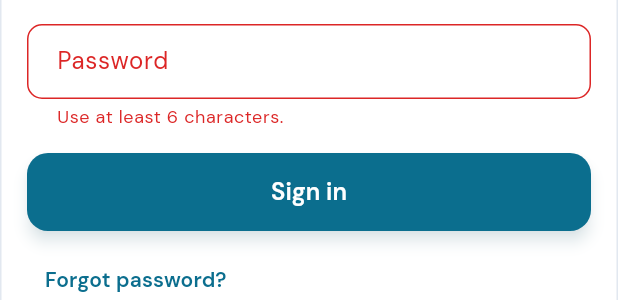
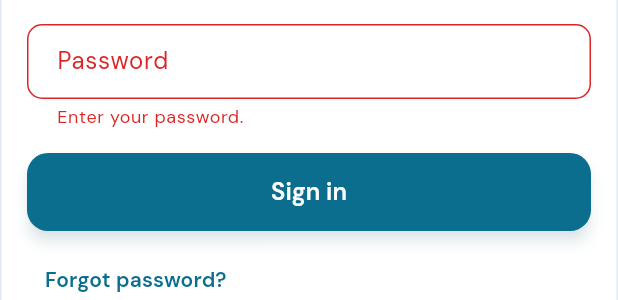
Before and after one commit to iamkjn/PhysioOnClick, a Flutter app: the AuthSheet widget shown alone on an empty page, opened directly, after a tap on "Sign in", after a tap on "Forgot password?", on a phone screen of 412 x 824 dp. Shown: the part 519-819 px from the top of the screen. Run offline on Flutter 3.47's test engine with Material 3 defaults, Android fonts, the phone set to English and light mode, and no system bars; our stand-ins replace app_links, cloud_firestore, connectivity_plus, file_picker, firebase_auth, firebase_core and 9 more; accounts and stored records are empty.

Commit message:
fix(mobile-auth): shared validators, stop trimming password, fix reset email check

```diff
--- a/mobile_app/lib/src/features/auth/auth_sheet.dart
+++ b/mobile_app/lib/src/features/auth/auth_sheet.dart
@@ -8,6 +8,7 @@ import 'package:google_sign_in/google_sign_in.dart';
 import 'package:sign_in_with_apple/sign_in_with_apple.dart';
 
 import '../../core/firebase/patient_account_service.dart';
+import '../../core/validators.dart';
 
 const _googleWebClientId = '119591358761-4ojpfo2n6gpjkuoh0ljis9d52ob35o3d.apps.googleusercontent.com';
 
@@ -120,7 +121,7 @@ class _AuthSheetState extends State<AuthSheet> {
       if (isRegisterMode) {
         final credential = await FirebaseAuth.instance.createUserWithEmailAndPassword(
           email: _emailController.text.trim(),
-          password: _passwordController.text.trim(),
+          password: _passwordController.text,
         );
 
         await credential.user?.updateDisplayName(_nameController.text.trim());
@@ -134,7 +135,7 @@ class _AuthSheetState extends State<AuthSheet> {
       } else {
         final credential = await FirebaseAuth.instance.signInWithEmailAndPassword(
           email: _emailController.text.trim(),
-          password: _passwordController.text.trim(),
+          password: _passwordController.text,
         );
 
         if (credential.user != null) {
@@ -225,7 +226,8 @@ class _AuthSheetState extends State<AuthSheet> {
   Future<void> _sendPasswordReset() async {
     final email = _emailController.text.trim();
 
-    if (!email.contains('@') || !email.contains('.')) {
+    final err = Validators.email(email);
+    if (err != null) {
       setState(() {
         message = 'Enter your email above first, then tap reset password.';
       });
@@ -295,15 +297,7 @@ class _AuthSheetState extends State<AuthSheet> {
                   controller: _nameController,
                   decoration: const InputDecoration(labelText: 'Full name'),
                   textInputAction: TextInputAction.next,
-                  validator: (value) {
-                    if (!isRegisterMode) {
-                      return null;
-                    }
-                    if ((value ?? '').trim().length < 2) {
-                      return 'Enter your full name.';
-                    }
-                    return null;
-                  },
+                  validator: (value) => isRegisterMode ? Validators.name(value) : null,
                 ),
                 const SizedBox(height: 12),
               ],
@@ -312,25 +306,14 @@ class _AuthSheetState extends State<AuthSheet> {
                 keyboardType: TextInputType.emailAddress,
                 textInputAction: TextInputAction.next,
                 decoration: const InputDecoration(labelText: 'Email'),
-                validator: (value) {
-                  final email = (value ?? '').trim();
-                  if (!email.contains('@') || !email.contains('.')) {
-                    return 'Enter a valid email address.';
-                  }
-                  return null;
-                },
+                validator: Validators.email,
               ),
               const SizedBox(height: 12),
               TextFormField(
                 controller: _passwordController,
                 obscureText: true,
                 decoration: const InputDecoration(labelText: 'Password'),
-                validator: (value) {
-                  if ((value ?? '').trim().length < 6) {
-                    return 'Use at least 6 characters.';
-                  }
-                  return null;
-                },
+                validator: Validators.password,
               ),
               const SizedBox(height: 16),
               ElevatedButton(
```
